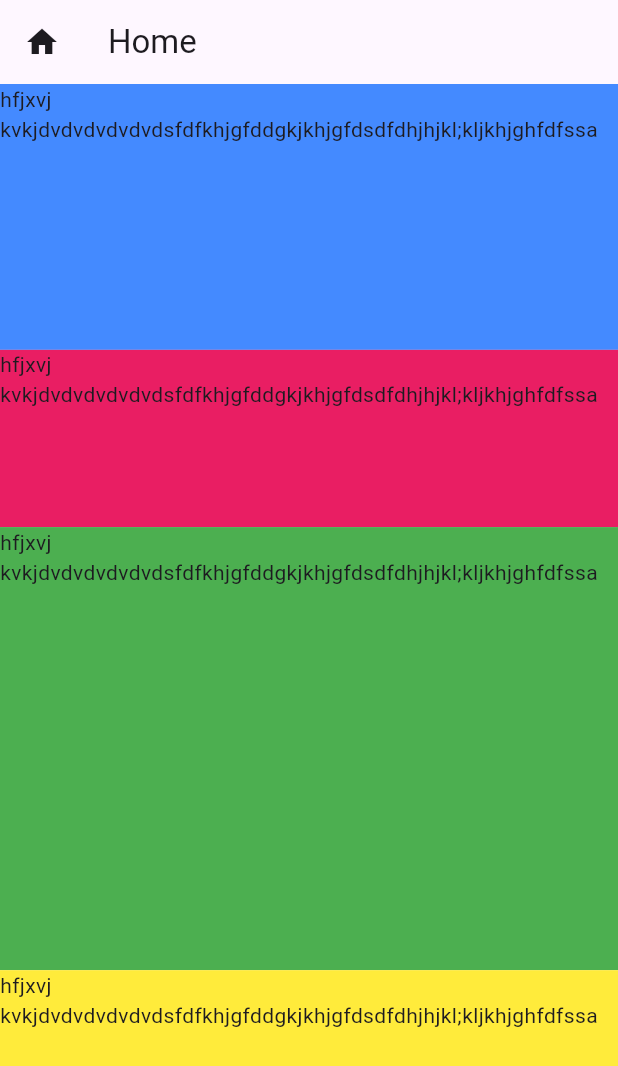
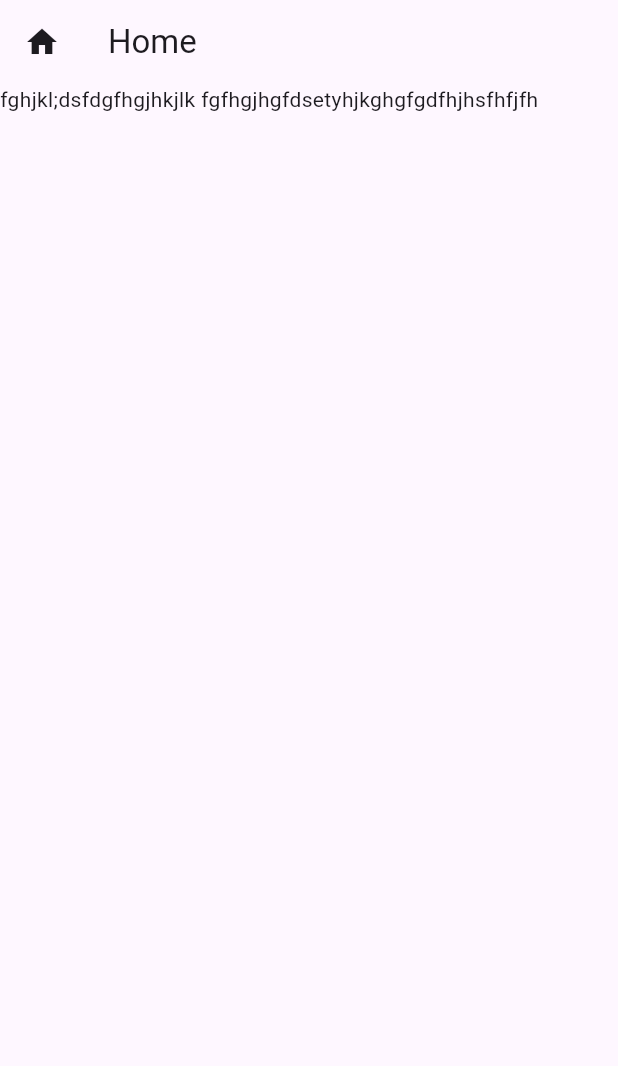
Before and after one commit to IqbalMahbub/Flutter_Project, a Flutter app: the screen it shows after launch, on a phone screen of 412 x 824 dp. Shown: the top 1066 px of the screen. Run offline on Flutter 3.47's test engine with Material 3 defaults, Android fonts, the phone set to English and light mode, and no system bars.

Commit message:
SizedBox,AspectRatio

```diff
--- a/lib/main.dart
+++ b/lib/main.dart
@@ -26,54 +26,63 @@ class _HomeActivityState extends State<HomeActivity> {
   @override
   Widget build(BuildContext context) {
     return Scaffold(
-      appBar: AppBar(
-        leading: const Icon(Icons.home),
-        title: Text('Home'),
-      ),
-      body: Column(
-        children: [
-          Expanded(
-            flex: 3,
-            child: Container(
-              height: 100,
-              width: double.infinity,
-              color: Colors.blueAccent,
-              child: Text("hfjxvj "
-                  "kvkjdvdvdvdvdvdsfdfkhjgfddgkjkhjgfdsdfdhjhjkl;kljkhjghfdfssa"),
+        appBar: AppBar(
+          leading: const Icon(Icons.home),
+          title: const Text('Home'),
+        ),
+        // body: Column(
+        //   children: [
+        //     Expanded(
+        //       flex: 3,
+        //       child: Container(
+        //         height: 100,
+        //         width: double.infinity,
+        //         color: Colors.blueAccent,
+        //         child: Text("hfjxvj "
+        //             "kvkjdvdvdvdvdvdsfdfkhjgfddgkjkhjgfdsdfdhjhjkl;kljkhjghfdfssa"),
+        //       ),
+        //     ),
+        //     Expanded(
+        //       flex: 2,
+        //       child: Container(
+        //         height: 100,
+        //         width: double.infinity,
+        //         color: Colors.pink,
+        //         child: Text("hfjxvj "
+        //             "kvkjdvdvdvdvdvdsfdfkhjgfddgkjkhjgfdsdfdhjhjkl;kljkhjghfdfssa"),
+        //       ),
+        //     ),
+        //     Expanded(
+        //       flex: 5,
+        //       child: Container(
+        //         height: 100,
+        //         width: double.infinity,
+        //         color: Colors.green,
+        //         child: Text("hfjxvj "
+        //             "kvkjdvdvdvdvdvdsfdfkhjgfddgkjkhjgfdsdfdhjhjkl;kljkhjghfdfssa"),
+        //       ),
+        //     ),
+        //     Expanded(
+        //       flex: 3,
+        //       child: SizedBox(
+        //         height: 100,
+        //         width: double.infinity,
+        //         child: Text("hfjxvj "
+        //             "kvkjdvdvdvdvdvdsfdfkhjgfddgkjkhjgfdsdfdhjhjkl;kljkhjghfdfssa"),
+        //       ),
+        //     ),
+        body: SizedBox(
+          width: 100,
+          child: AspectRatio(
+            aspectRatio: 2 / 5,
+            child: FractionallySizedBox(
+              heightFactor: 100,
+              widthFactor: 10,
+              alignment: Alignment.topLeft,
+              child: Text(
+                  "fghjkl;dsfdgfhgjhkjlk fgfhgjhgfdsetyhjkghgfgdfhjhsfhfjfh"),
             ),
           ),
-          Expanded(
-            flex: 2,
-            child: Container(
-              height: 100,
-              width: double.infinity,
-              color: Colors.pink,
-              child: Text("hfjxvj "
-                  "kvkjdvdvdvdvdvdsfdfkhjgfddgkjkhjgfdsdfdhjhjkl;kljkhjghfdfssa"),
-            ),
-          ),
-          Expanded(
-            flex: 5,
-            child: Container(
-              height: 100,
-              width: double.infinity,
-              color: Colors.green,
-              child: Text("hfjxvj "
-                  "kvkjdvdvdvdvdvdsfdfkhjgfddgkjkhjgfdsdfdhjhjkl;kljkhjghfdfssa"),
-            ),
-          ),
-          Expanded(
-            flex: 3,
-            child: Container(
-              height: 100,
-              width: double.infinity,
-              color: Colors.yellow,
-              child: Text("hfjxvj "
-                  "kvkjdvdvdvdvdvdsfdfkhjgfddgkjkhjgfdsdfdhjhjkl;kljkhjghfdfssa"),
-            ),
-          ),
-        ],
-      ),
-    );
+        ));
   }
 }
```
